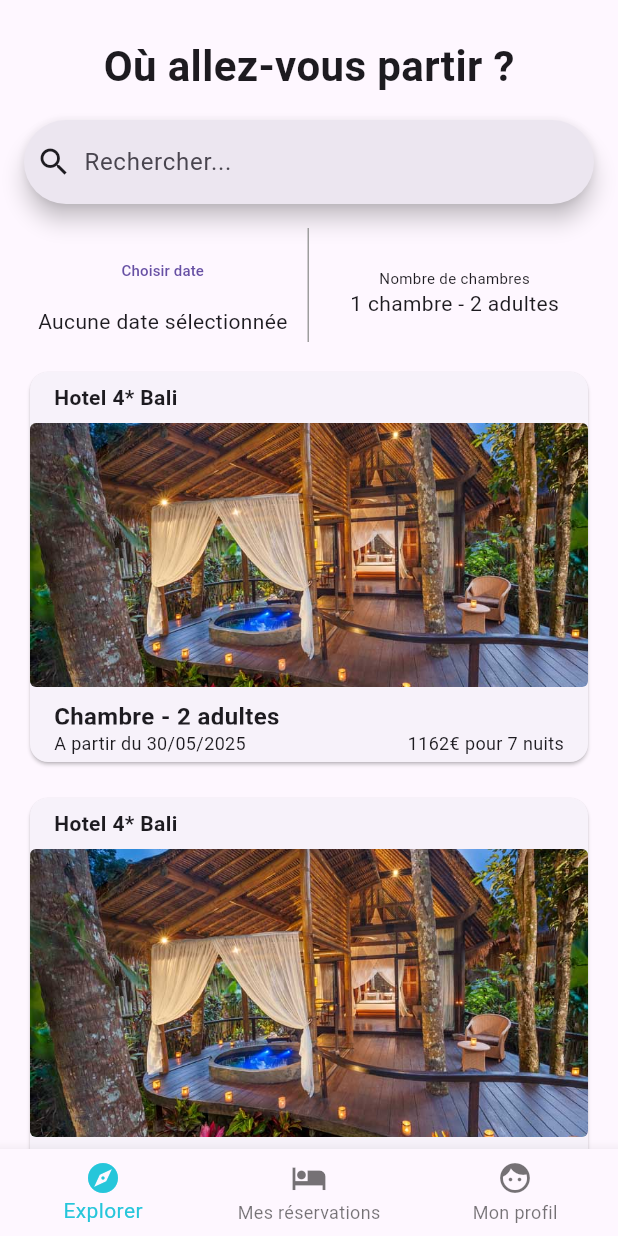
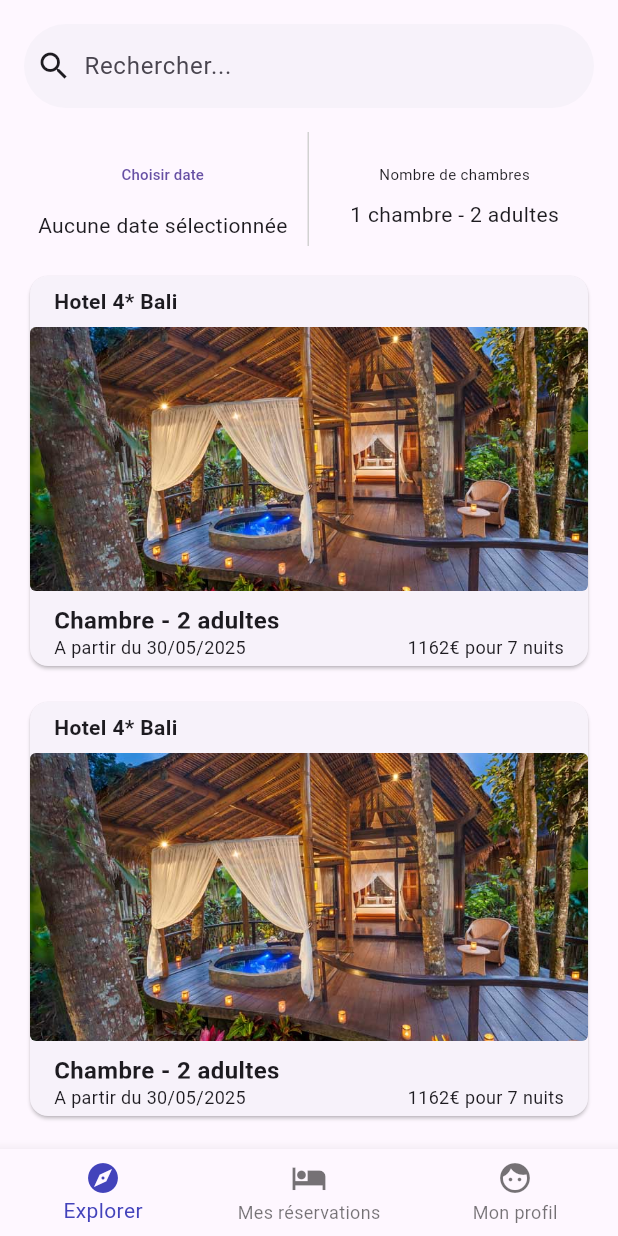
Before and after one commit to Thekorzeremi/Hoo, a Flutter app: the screen it shows after launch, on a phone screen of 412 x 824 dp. Run offline on Flutter 3.47's test engine with Material 3 defaults, Android fonts, the light colour scheme and no system bars.

Commit message:
fix: color

```diff
--- /dev/null
+++ b/lib/color.dart
@@ -0,0 +1,6 @@
+import 'package:flutter/material.dart';
+
+class AppColors {
+  static const Color primary = Color.fromARGB(255, 26, 17, 107);
+  static const Color secondary = Color.fromARGB(255, 67, 67, 187);
+}
--- a/lib/main.dart
+++ b/lib/main.dart
@@ -1,4 +1,5 @@
 import 'package:flutter/material.dart';
+import 'package:hoo/color.dart';
 
 void main() => runApp(const HooApp());
 
@@ -29,6 +30,8 @@ class _SearchBarAppState extends State<SearchBarApp> {
       child: SearchBar(
         hintText: 'Rechercher...',
         leading: const Icon(Icons.search),
+        elevation: const MaterialStatePropertyAll<double>(0.0),
+        backgroundColor: const MaterialStatePropertyAll<Color>(Color(0xffF7F2FA)),
       ),
     );
   }
@@ -70,7 +73,7 @@ class _NavigationBarState extends State<NavigationBar> {
           BottomNavigationBarItem(icon: Icon(Icons.face), label: 'Mon profil'),
         ],
         currentIndex: _selectedIndex,
-        selectedItemColor: Colors.cyan[400],
+        selectedItemColor: AppColors.secondary,
         onTap: _onItemTapped,
       ),
     );
@@ -100,13 +103,6 @@ class _ExploreTabState extends State<ExploreTab> {
       controller: _scrollController,
       child: Column(
         children: [
-          Container(
-            margin: EdgeInsets.fromLTRB(0, 24, 0, 0),
-            child: Text(
-              "Où allez-vous partir ?",
-              style: TextStyle(fontSize: 28, fontWeight: FontWeight.bold),
-            ),
-          ),
           Row(
             mainAxisAlignment: MainAxisAlignment.spaceBetween,
             children: [Expanded(child: SearchBarApp())],
@@ -118,7 +114,7 @@ class _ExploreTabState extends State<ExploreTab> {
                 width: (MediaQuery.of(context).size.width) / 2,
                 padding: EdgeInsets.fromLTRB(16.0, 4.0, 4.0, 4.0),
                 decoration: BoxDecoration(
-                  border: Border(right: BorderSide(color: Colors.grey)),
+                  border: Border(right: BorderSide(color: Color.fromARGB(255, 210, 210, 210))),
                 ),
                 child: Column(
                   children: [
@@ -154,6 +150,7 @@ class _ExploreTabState extends State<ExploreTab> {
                 width: (MediaQuery.of(context).size.width) / 2,
                 padding: EdgeInsets.fromLTRB(4.0, 14.0, 16.0, 4.0),
                 child: Column(
+                  spacing: 10,
                   children: [
                     Text('Nombre de chambres', style: TextStyle(fontSize: 10)),
                     Text(
@@ -497,7 +494,7 @@ class _BookingTabState extends State<BookingTab> {
             padding: EdgeInsets.symmetric(vertical: 20.0, horizontal: 16.0),
             child: Text(
               'Mes réservations',
-              style: TextStyle(fontSize: 28, fontWeight: FontWeight.bold),
+              style: TextStyle(fontSize: 24, fontWeight: FontWeight.bold),
             ),
           ),
           Container(
@@ -616,19 +613,17 @@ class _ProfileTabState extends State<ProfileTab> {
       child: Column(
         crossAxisAlignment: CrossAxisAlignment.center,
         children: [
-          Container(
-            margin: EdgeInsets.fromLTRB(0, 24, 0, 0),
-            child: const Text(
-            "Mon profil",
-            style: TextStyle(fontSize: 28, fontWeight: FontWeight.bold),
-          ),),
           const SizedBox(height: 32),
           CircleAvatar(
             radius: 48,
-            backgroundColor: Colors.cyan[400],
+            backgroundColor: AppColors.secondary,
             child: const Icon(Icons.person, size: 56, color: Colors.white),
           ),
           const SizedBox(height: 16),
+          const Text(
+            "Mon profil",
+            style: TextStyle(fontSize: 28, fontWeight: FontWeight.bold),
+          ),
           const SizedBox(height: 8),
           const Text(
             "Nom d'utilisateur",
@@ -648,7 +643,7 @@ class _ProfileTabState extends State<ProfileTab> {
                   mainAxisAlignment: MainAxisAlignment.spaceBetween,
                   children: const [
                     Text("Statut: Voyageur", style: TextStyle(fontSize: 16)),
-                    Icon(Icons.verified, color: Colors.cyan),
+                    Icon(Icons.verified, color: AppColors.secondary),
                   ],
                 ),
               ),
```
